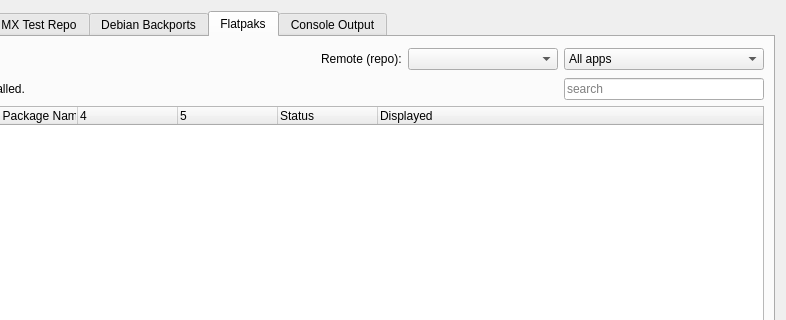
CachyOS/packageinstaller, file mainwindow.ui: the form before one commit; both pictures show x 245 to 1031 and y 0 to 320 of the 1031 by 528 pixel window.
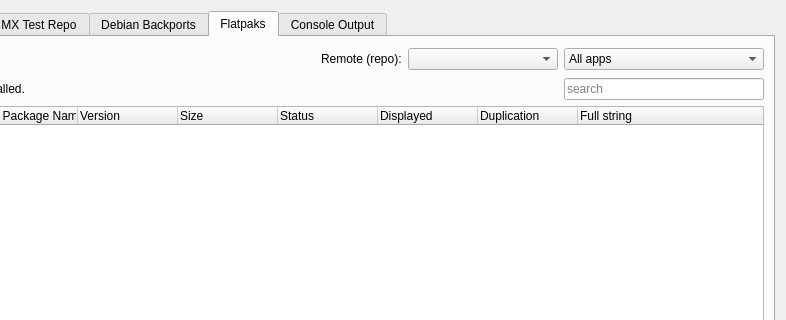
The form after the commit. Icons and pictures are not drawn.

Commit message: shows versions; shows size (for older flatpak shows size only on installed items); update filter; lock interface

What changed in the file:
```diff
--- a/mainwindow.ui
+++ b/mainwindow.ui
@@ -1221,8 +1221,14 @@
          </property>
         </widget>
        </item>
-       <item row="3" column="0" colspan="10">
+       <item row="4" column="0" colspan="10">
         <widget class="QTreeWidget" name="treeFlatpak">
+         <property name="sizePolicy">
+          <sizepolicy hsizetype="Expanding" vsizetype="Expanding">
+           <horstretch>0</horstretch>
+           <verstretch>0</verstretch>
+          </sizepolicy>
+         </property>
          <property name="sortingEnabled">
           <bool>false</bool>
          </property>
@@ -1243,12 +1249,12 @@
          </column>
          <column>
           <property name="text">
-           <string notr="true"/>
+           <string>Version</string>
           </property>
          </column>
          <column>
           <property name="text">
-           <string notr="true"/>
+           <string>Size</string>
           </property>
          </column>
          <column>
@@ -1261,10 +1267,20 @@
            <string notr="true">Displayed</string>
           </property>
          </column>
+         <column>
+          <property name="text">
+           <string notr="true">Duplication</string>
+          </property>
+         </column>
+         <column>
+          <property name="text">
+           <string notr="true">Full string</string>
+          </property>
+         </column>
         </widget>
        </item>
-       <item row="4" column="0" colspan="10">
-        <widget class="QFrame" name="frame_4">
+       <item row="6" column="0" colspan="10">
+        <widget class="QFrame" name="frameFP">
          <property name="frameShape">
           <enum>QFrame::StyledPanel</enum>
          </property>
@@ -1381,7 +1397,7 @@
         </widget>
        </item>
        <item row="2" column="0" colspan="2">
-        <widget class="QLabel" name="label_8">
+        <widget class="QLabel" name="labelFP">
          <property name="text">
           <string>Greyed out items have already been installed.</string>
          </property>
@@ -1403,8 +1419,8 @@
          </property>
         </widget>
        </item>
-       <item row="1" column="7">
-        <widget class="QLabel" name="label_9">
+       <item row="1" column="7" alignment="Qt::AlignRight">
+        <widget class="QLabel" name="labelRepo">
          <property name="text">
           <string>Remote (repo):</string>
          </property>
@@ -1426,6 +1442,22 @@
          </property>
         </spacer>
        </item>
+       <item row="3" column="0">
+        <spacer name="verticalSpacerFP">
+         <property name="orientation">
+          <enum>Qt::Vertical</enum>
+         </property>
+         <property name="sizeType">
+          <enum>QSizePolicy::Preferred</enum>
+         </property>
+         <property name="sizeHint" stdset="0">
+          <size>
+           <width>20</width>
+           <height>0</height>
+          </size>
+         </property>
+        </spacer>
+       </item>
       </layout>
      </widget>
      <widget class="QWidget" name="tabOutput">
```
The commit also changes 30 other files.
